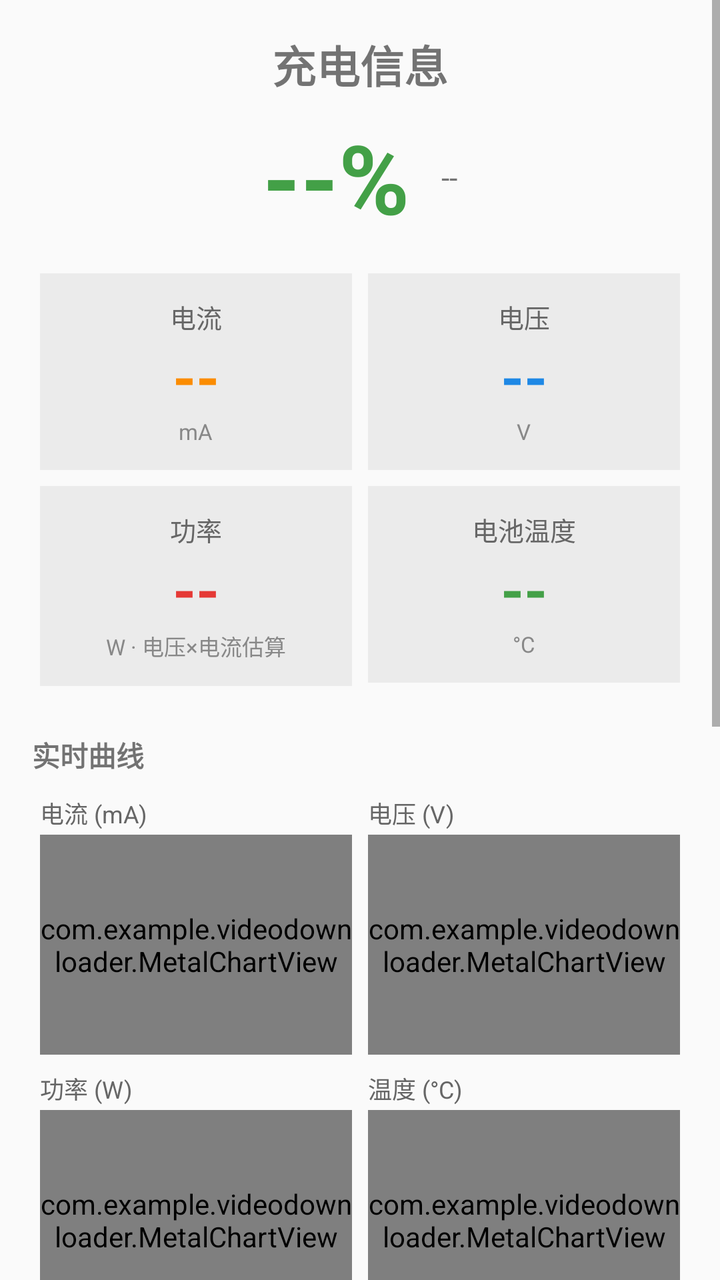
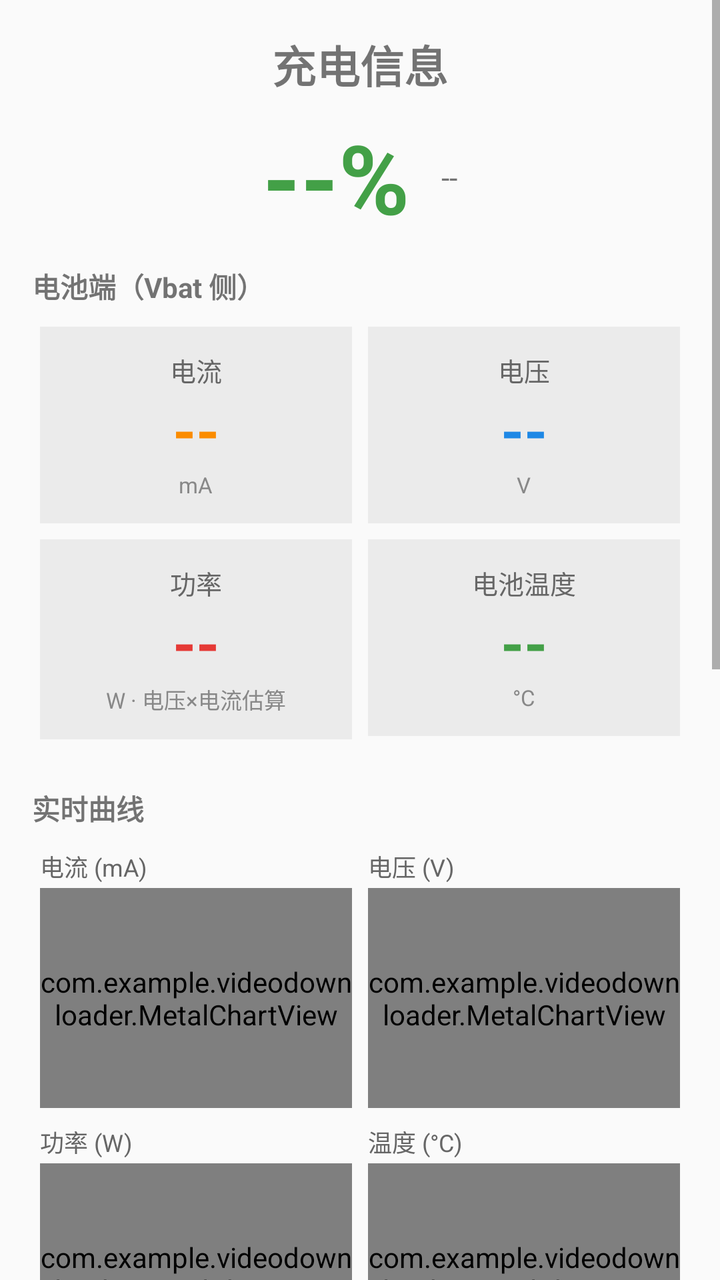

An Android layout rendered at two revisions. The XML below is the earlier revision; the diff shows what the commit changed to produce the second picture.
<!-- AndroidManifest.xml: application theme Theme.VideoDownloader -->
<!-- res/layout/activity_battery_info.xml -->
<?xml version="1.0" encoding="utf-8"?>
<ScrollView xmlns:android="http://schemas.android.com/apk/res/android"
    android:layout_width="match_parent"
    android:layout_height="match_parent"
    android:fillViewport="true">

<LinearLayout
    android:layout_width="match_parent"
    android:layout_height="wrap_content"
    android:orientation="vertical"
    android:padding="16dp">

    <TextView
        android:layout_width="match_parent"
        android:layout_height="wrap_content"
        android:text="@string/tool_battery_title"
        android:textSize="22sp"
        android:textStyle="bold"
        android:gravity="center"
        android:paddingBottom="8dp" />

    
    <LinearLayout
        android:layout_width="match_parent"
        android:layout_height="wrap_content"
        android:orientation="horizontal"
        android:gravity="center"
        android:paddingBottom="12dp">

        <TextView
            android:id="@+id/tvLevelBig"
            android:layout_width="wrap_content"
            android:layout_height="wrap_content"
            android:text="--%"
            android:textSize="48sp"
            android:textStyle="bold"
            android:textColor="@color/tool_battery_bg" />

        <TextView
            android:id="@+id/tvStatus"
            android:layout_width="wrap_content"
            android:layout_height="wrap_content"
            android:text="--"
            android:textSize="15sp"
            android:layout_marginStart="16dp" />
    </LinearLayout>

    
    <GridLayout
        android:layout_width="match_parent"
        android:layout_height="wrap_content"
        android:columnCount="2">

        <LinearLayout
            android:layout_width="0dp"
            android:layout_height="wrap_content"
            android:layout_columnWeight="1"
            android:orientation="vertical"
            android:gravity="center"
            android:background="#0F000000"
            android:layout_margin="4dp"
            android:padding="12dp">

            <TextView
                android:layout_width="wrap_content"
                android:layout_height="wrap_content"
                android:text="电流"
                android:textColor="#666666"
                android:textSize="13sp" />

            <TextView
                android:id="@+id/tvCurrent"
                android:layout_width="wrap_content"
                android:layout_height="wrap_content"
                android:text="--"
                android:textSize="30sp"
                android:textStyle="bold"
                android:textColor="#FB8C00" />

            <TextView
                android:id="@+id/tvCurrentCaption"
                android:layout_width="wrap_content"
                android:layout_height="wrap_content"
                android:text="mA"
                android:textColor="#888888"
                android:textSize="11sp" />
        </LinearLayout>

        <LinearLayout
            android:layout_width="0dp"
            android:layout_height="wrap_content"
            android:layout_columnWeight="1"
            android:orientation="vertical"
            android:gravity="center"
            android:background="#0F000000"
            android:layout_margin="4dp"
            android:padding="12dp">

            <TextView
                android:layout_width="wrap_content"
                android:layout_height="wrap_content"
                android:text="电压"
                android:textColor="#666666"
                android:textSize="13sp" />

            <TextView
                android:id="@+id/tvVoltage"
                android:layout_width="wrap_content"
                android:layout_height="wrap_content"
                android:text="--"
                android:textSize="30sp"
                android:textStyle="bold"
                android:textColor="#1E88E5" />

            <TextView
                android:layout_width="wrap_content"
                android:layout_height="wrap_content"
                android:text="V"
                android:textColor="#888888"
                android:textSize="11sp" />
        </LinearLayout>

        <LinearLayout
            android:layout_width="0dp"
            android:layout_height="wrap_content"
            android:layout_columnWeight="1"
            android:orientation="vertical"
            android:gravity="center"
            android:background="#0F000000"
            android:layout_margin="4dp"
            android:padding="12dp">

            <TextView
                android:layout_width="wrap_content"
                android:layout_height="wrap_content"
                android:text="功率"
                android:textColor="#666666"
                android:textSize="13sp" />

            <TextView
                android:id="@+id/tvPower"
                android:layout_width="wrap_content"
                android:layout_height="wrap_content"
                android:text="--"
                android:textSize="30sp"
                android:textStyle="bold"
                android:textColor="#E53935" />

            <TextView
                android:layout_width="wrap_content"
                android:layout_height="wrap_content"
                android:text="W · 电压×电流估算"
                android:textColor="#888888"
                android:textSize="11sp" />
        </LinearLayout>

        <LinearLayout
            android:layout_width="0dp"
            android:layout_height="wrap_content"
            android:layout_columnWeight="1"
            android:orientation="vertical"
            android:gravity="center"
            android:background="#0F000000"
            android:layout_margin="4dp"
            android:padding="12dp">

            <TextView
                android:layout_width="wrap_content"
                android:layout_height="wrap_content"
                android:text="电池温度"
                android:textColor="#666666"
                android:textSize="13sp" />

            <TextView
                android:id="@+id/tvTemp"
                android:layout_width="wrap_content"
                android:layout_height="wrap_content"
                android:text="--"
                android:textSize="30sp"
                android:textStyle="bold"
                android:textColor="#43A047" />

            <TextView
                android:layout_width="wrap_content"
                android:layout_height="wrap_content"
                android:text="°C"
                android:textColor="#888888"
                android:textSize="11sp" />
        </LinearLayout>
    </GridLayout>

    
    <TextView
        android:layout_width="match_parent"
        android:layout_height="wrap_content"
        android:text="@string/battery_section_chart"
        android:textSize="14sp"
        android:textStyle="bold"
        android:layout_marginTop="20dp"
        android:paddingBottom="6dp" />

    <GridLayout
        android:layout_width="match_parent"
        android:layout_height="wrap_content"
        android:columnCount="2">

        <LinearLayout
            android:layout_width="0dp"
            android:layout_height="wrap_content"
            android:layout_columnWeight="1"
            android:orientation="vertical"
            android:layout_margin="4dp">

            <TextView
                android:layout_width="wrap_content"
                android:layout_height="wrap_content"
                android:text="电流 (mA)"
                android:textColor="#666666"
                android:textSize="12sp"
                android:paddingBottom="2dp" />

            <com.example.videodownloader.MetalChartView
                android:id="@+id/chartCurrent"
                android:layout_width="match_parent"
                android:layout_height="110dp"
                android:background="#1A000000" />
        </LinearLayout>

        <LinearLayout
            android:layout_width="0dp"
            android:layout_height="wrap_content"
            android:layout_columnWeight="1"
            android:orientation="vertical"
            android:layout_margin="4dp">

            <TextView
                android:layout_width="wrap_content"
                android:layout_height="wrap_content"
                android:text="电压 (V)"
                android:textColor="#666666"
                android:textSize="12sp"
                android:paddingBottom="2dp" />

            <com.example.videodownloader.MetalChartView
                android:id="@+id/chartVoltage"
                android:layout_width="match_parent"
                android:layout_height="110dp"
                android:background="#1A000000" />
        </LinearLayout>

        <LinearLayout
            android:layout_width="0dp"
            android:layout_height="wrap_content"
            android:layout_columnWeight="1"
            android:orientation="vertical"
            android:layout_margin="4dp">

            <TextView
                android:layout_width="wrap_content"
                android:layout_height="wrap_content"
                android:text="功率 (W)"
                android:textColor="#666666"
                android:textSize="12sp"
                android:paddingBottom="2dp" />

            <com.example.videodownloader.MetalChartView
                android:id="@+id/chartPower"
                android:layout_width="match_parent"
                android:layout_height="110dp"
                android:background="#1A000000" />
        </LinearLayout>

        <LinearLayout
            android:layout_width="0dp"
            android:layout_height="wrap_content"
            android:layout_columnWeight="1"
            android:orientation="vertical"
            android:layout_margin="4dp">

            <TextView
                android:layout_width="wrap_content"
                android:layout_height="wrap_content"
                android:text="温度 (°C)"
                android:textColor="#666666"
                android:textSize="12sp"
                android:paddingBottom="2dp" />

            <com.example.videodownloader.MetalChartView
                android:id="@+id/chartTemp"
                android:layout_width="match_parent"
                android:layout_height="110dp"
                android:background="#1A000000" />
        </LinearLayout>
    </GridLayout>

    
    <TextView
        android:layout_width="match_parent"
        android:layout_height="wrap_content"
        android:text="@string/battery_section_details"
        android:textSize="14sp"
        android:textStyle="bold"
        android:layout_marginTop="20dp"
        android:paddingBottom="6dp" />

    <LinearLayout
        android:id="@+id/detailsContainer"
        android:layout_width="match_parent"
        android:layout_height="wrap_content"
        android:orientation="vertical" />

    
    <TextView
        android:layout_width="match_parent"
        android:layout_height="wrap_content"
        android:text="@string/battery_section_raw"
        android:textSize="14sp"
        android:textStyle="bold"
        android:layout_marginTop="20dp"
        android:paddingBottom="6dp" />

    <TextView
        android:id="@+id/tvRawExtras"
        android:layout_width="match_parent"
        android:layout_height="wrap_content"
        android:typeface="monospace"
        android:textSize="12sp"
        android:textColor="#444444"
        android:background="#0D000000"
        android:padding="12dp"
        android:text="--" />

    
    <TextView
        android:layout_width="match_parent"
        android:layout_height="wrap_content"
        android:text="@string/battery_section_sysfs"
        android:textSize="14sp"
        android:textStyle="bold"
        android:layout_marginTop="20dp"
        android:paddingBottom="6dp" />

    <TextView
        android:id="@+id/tvSysfs"
        android:layout_width="match_parent"
        android:layout_height="wrap_content"
        android:typeface="monospace"
        android:textSize="12sp"
        android:textColor="#444444"
        android:background="#0D000000"
        android:padding="12dp"
        android:text="读取中…" />

    
    <TextView
        android:layout_width="match_parent"
        android:layout_height="wrap_content"
        android:text="@string/battery_section_thermal"
        android:textSize="14sp"
        android:textStyle="bold"
        android:layout_marginTop="20dp"
        android:paddingBottom="6dp" />

    <TextView
        android:id="@+id/tvThermal"
        android:layout_width="match_parent"
        android:layout_height="wrap_content"
        android:typeface="monospace"
        android:textSize="12sp"
        android:textColor="#444444"
        android:background="#0D000000"
        android:padding="12dp"
        android:text="读取中…" />

    
    <TextView
        android:layout_width="match_parent"
        android:layout_height="wrap_content"
        android:text="@string/battery_hint"
        android:textSize="12sp"
        android:textColor="#999999"
        android:layout_marginTop="20dp"
        android:paddingBottom="8dp" />

</LinearLayout>
</ScrollView>
<!-- resources referenced by this layout -->
<resources>
  <color name="tool_battery_bg">#43A047</color>
  <string name="battery_hint">说明：电流 / 电压 / 温度来自系统电池服务，功率 = 电压 × 电流（估算值）；电流方向以充电状态为准（各厂商电流符号定义不一）。电源节点与温度节点能否读取取决于机型 SELinux 策略。与 vivo 工程模式（拨号 *#*#113#*#*）对照：Ibat≈电流、Vbat≈电压、Tbat≈电池温度、Tboard≈温度节点中的主板温度、Vbus≈电源节点中的充电器输入电压。</string>
  <string name="battery_section_chart">实时曲线</string>
  <string name="battery_section_details">全部参数</string>
  <string name="battery_section_raw">广播原始数据（ACTION_BATTERY_CHANGED）</string>
  <string name="battery_section_sysfs">电源节点（/sys/class/power_supply）</string>
  <string name="battery_section_thermal">温度节点（/sys/class/thermal）</string>
  <string name="tool_battery_title">充电信息</string>
  <style name="Theme.VideoDownloader" parent="Theme.MaterialComponents.Light.NoActionBar">
          <item name="colorPrimary">#FE2C55</item>
          <item name="colorPrimaryVariant">#C81E40</item>
          <item name="colorOnPrimary">#FFFFFF</item>
          <item name="colorSecondary">#25F4EE</item>
          <item name="android:statusBarColor">#FE2C55</item>
          <item name="android:windowBackground">@color/bg_light</item>
      </style>
  <color name="bg_light">#FFFAFAFA</color>
</resources>

<!-- the commit's change to res/layout/activity_battery_info.xml (unified diff, before → after) -->
@@ -46,6 +46,15 @@
     </LinearLayout>
 
     
+    <TextView
+        android:layout_width="match_parent"
+        android:layout_height="wrap_content"
+        android:text="@string/battery_section_bat_side"
+        android:textSize="14sp"
+        android:textStyle="bold"
+        android:paddingBottom="6dp" />
+
+    
     <GridLayout
         android:layout_width="match_parent"
         android:layout_height="wrap_content"
@@ -188,6 +197,121 @@
                 android:textSize="11sp" />
         </LinearLayout>
     </GridLayout>
+
+    
+    <LinearLayout
+        android:id="@+id/inputCard"
+        android:layout_width="match_parent"
+        android:layout_height="wrap_content"
+        android:orientation="vertical"
+        android:background="#0F000000"
+        android:layout_marginTop="8dp"
+        android:padding="12dp"
+        android:visibility="gone">
+
+        <LinearLayout
+            android:layout_width="match_parent"
+            android:layout_height="wrap_content"
+            android:orientation="horizontal">
+
+            <TextView
+                android:layout_width="0dp"
+                android:layout_height="wrap_content"
+                android:layout_weight="1"
+                android:text="@string/battery_section_input_side"
+                android:textColor="#666666"
+                android:textSize="13sp"
+                android:textStyle="bold" />
+
+            <TextView
+                android:id="@+id/tvInputSource"
+                android:layout_width="wrap_content"
+                android:layout_height="wrap_content"
+                android:text=""
+                android:textColor="#999999"
+                android:textSize="11sp" />
+        </LinearLayout>
+
+        <LinearLayout
+            android:layout_width="match_parent"
+            android:layout_height="wrap_content"
+            android:orientation="horizontal"
+            android:layout_marginTop="8dp"
+            android:weightSum="3">
+
+            <LinearLayout
+                android:layout_width="0dp"
+                android:layout_weight="1"
+                android:layout_height="wrap_content"
+                android:orientation="vertical"
+                android:gravity="center">
+
+                <TextView
+                    android:id="@+id/tvInputVoltage"
+                    android:layout_width="wrap_content"
+                    android:layout_height="wrap_content"
+                    android:text="--"
+                    android:textSize="22sp"
+                    android:textStyle="bold"
+                    android:textColor="#3949AB" />
+
+                <TextView
+                    android:layout_width="wrap_content"
+                    android:layout_height="wrap_content"
+                    android:text="输入电压 V"
+                    android:textColor="#888888"
+                    android:textSize="11sp" />
+            </LinearLayout>
+
+            <LinearLayout
+                android:layout_width="0dp"
+                android:layout_weight="1"
+                android:layout_height="wrap_content"
+                android:orientation="vertical"
+                android:gravity="center">
+
+                <TextView
+                    android:id="@+id/tvInputCurrent"
+                    android:layout_width="wrap_content"
+                    android:layout_height="wrap_content"
+                    android:text="--"
+                    android:textSize="22sp"
+                    android:textStyle="bold"
+                    android:textColor="#00897B" />
+
+                <TextView
+                    android:layout_width="wrap_content"
+                    android:layout_height="wrap_content"
+                    android:text="输入电流 A"
+                    android:textColor="#888888"
+                    android:textSize="11sp" />
+            </LinearLayout>
+
+            <LinearLayout
+                android:layout_width="0dp"
+                android:layout_weight="1"
+                android:layout_height="wrap_content"
+                android:orientation="vertical"
+                android:gravity="center">
+
+                <TextView
+                    android:id="@+id/tvInputPower"
+                    android:layout_width="wrap_content"
+                    android:layout_height="wrap_content"
+                    android:text="--"
+                    android:textSize="22sp"
+                    android:textStyle="bold"
+                    android:textColor="#D81B60" />
+
+                <TextView
+                    android:layout_width="wrap_content"
+                    android:layout_height="wrap_content"
+                    android:text="输入功率 W"
+                    android:textColor="#888888"
+                    android:textSize="11sp" />
+            </LinearLayout>
+        </LinearLayout>
+    </LinearLayout>
 
     
     <TextView
<!-- resource entries referenced after the edit -->
@@ -1,9 +1,11 @@
 <!-- resources referenced by this layout -->
 <resources>
   <color name="tool_battery_bg">#43A047</color>
-  <string name="battery_hint">说明：电流 / 电压 / 温度来自系统电池服务，功率 = 电压 × 电流（估算值）；电流方向以充电状态为准（各厂商电流符号定义不一）。电源节点与温度节点能否读取取决于机型 SELinux 策略。与 vivo 工程模式（拨号 *#*#113#*#*）对照：Ibat≈电流、Vbat≈电压、Tbat≈电池温度、Tboard≈温度节点中的主板温度、Vbus≈电源节点中的充电器输入电压。</string>
+  <string name="battery_hint">说明：上方大卡片为电池端（Vbat 侧）数据——电压是电芯两端电压（充电约 4.3V），电流是充进电芯的电流，功率 = 电压 × 电流，即电池实际接收的功率。快充时充电器输出的是 9V 等高压（Vbus），经手机充电 IC 降压后才给电池，所以 USB 电流表测的电压/电流与电池端不同属正常现象，两侧功率差为充电 IC 转换损耗。若机型允许读取电源节点，会额外显示「充电器输入（Vbus 侧）」，与 USB 电流表读数对应。与 vivo 工程模式（拨号 *#*#113#*#*）对照：Ibat≈电流、Vbat≈电压、Tbat≈电池温度、Tboard≈温度节点中的主板温度、Vbus≈充电器输入电压。</string>
+  <string name="battery_section_bat_side">电池端（Vbat 侧）</string>
   <string name="battery_section_chart">实时曲线</string>
   <string name="battery_section_details">全部参数</string>
+  <string name="battery_section_input_side">充电器输入（Vbus 侧，对应 USB 电流表读数）</string>
   <string name="battery_section_raw">广播原始数据（ACTION_BATTERY_CHANGED）</string>
   <string name="battery_section_sysfs">电源节点（/sys/class/power_supply）</string>
   <string name="battery_section_thermal">温度节点（/sys/class/thermal）</string>
